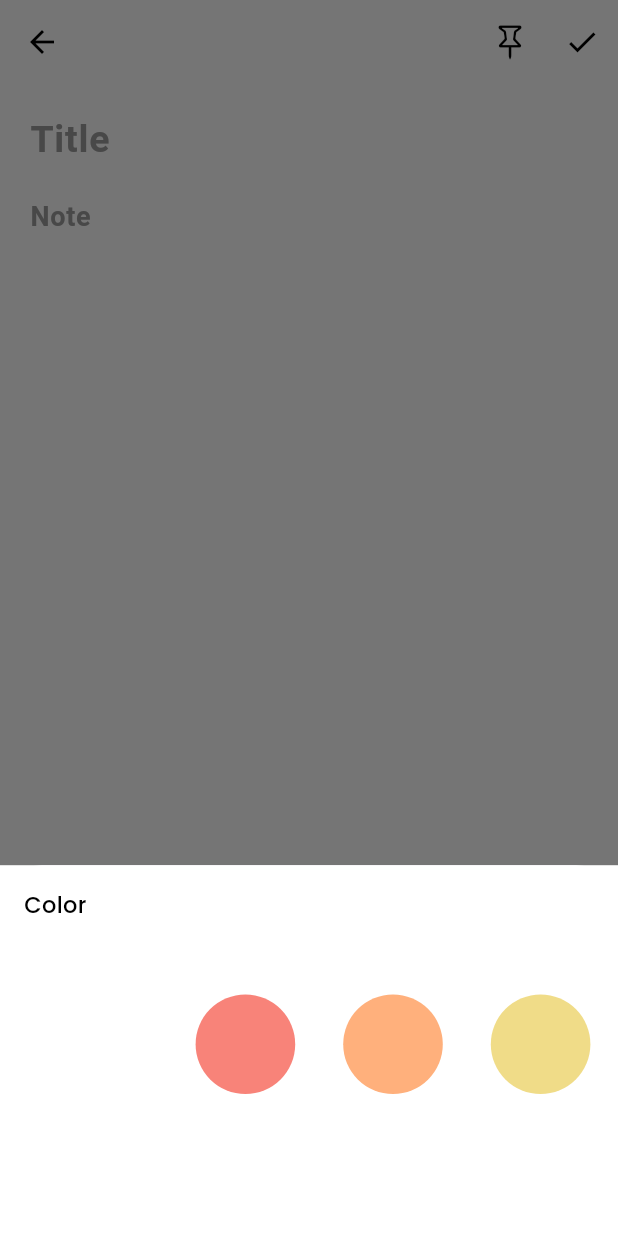
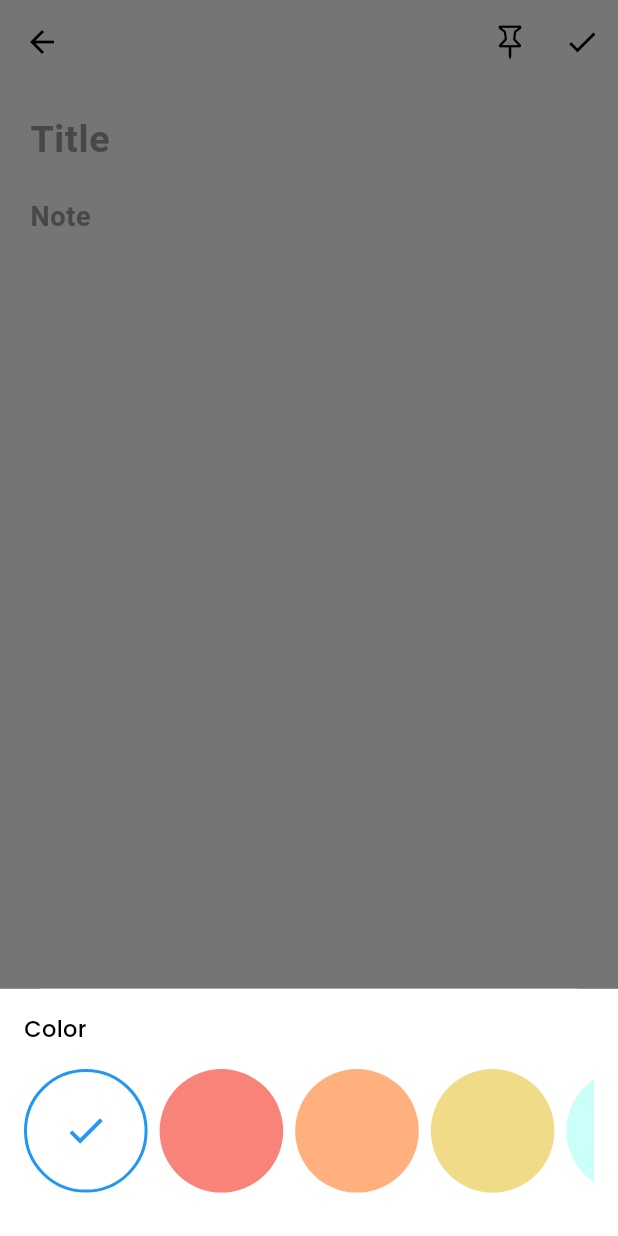
Before and after one commit to Priyanshu078/google_keep_notes_clone, a Flutter app: the AddNewWidgetPage screen opened directly with empty values, after a tap on the "color lens" icon, on a phone screen of 412 x 824 dp. Run offline on Flutter 3.47's test engine with Material 2 defaults, Android fonts, the light colour scheme and no system bars; our stand-ins replace dio, equatable, flutter_bloc, google_fonts; network calls fail.

Commit message:
added color changing ui to the app

```diff
--- a/frontend/notes_app/lib/pages/add_new_note.dart
+++ b/frontend/notes_app/lib/pages/add_new_note.dart
@@ -145,7 +145,7 @@
                                     builder: (context, state) {
                                       return Container(
                                         padding: const EdgeInsets.all(16.0),
-                                        height: height * 0.3,
+                                        height: height * 0.2,
                                         width: double.infinity,
                                         color: state.color,
                                         child: Column(
@@ -160,7 +160,7 @@
                                                 fontWeight: FontWeight.w500,
                                                 color: Colors.black),
                                             SizedBox(
-                                              height: height * 0.05,
+                                              height: height * 0.02,
                                             ),
                                             SizedBox(
                                               height: height * 0.1,
@@ -173,7 +173,8 @@
                                                     (index) => Padding(
                                                           padding:
                                                               const EdgeInsets
-                                                                  .all(8.0),
+                                                                  .only(
+                                                                  right: 8.0),
                                                           child:
                                                               GestureDetector(
                                                             onTap: () {
@@ -185,17 +186,43 @@
                                                                         index],
                                                                   );
                                                             },
-                                                            child: Container(
+                                                            child: Stack(
+                                                                children: [
+                                                                  Container(
                                                                     decoration: BoxDecoration(
                                                                         color: colors[
                                                                             index],
                                                                         shape: BoxShape
                                                                             .circle),
                                                                     height:
+                                                                        height *
+                                                                            0.1,
+                                                                    width:
+                                                                        height *
+                                                                            0.1,
+                                                                  ),
+                                                                  state.color ==
+                                                                          colors[
+                                                                              index]
+                                                                      ? Container(
+                                                                          decoration: BoxDecoration(
+                                                                              border: Border.all(width: 2, color: Colors.blue),
+                                                                              shape: BoxShape.circle),
+                                                                          height:
                                                                               height * 0.1,
                                                                           width:
                                                                               height * 0.1,
-                                                            ),
+                                                                          child: const Center(
+                                                                              child: Icon(
+                                                                            Icons.check,
+                                                                            size:
+                                                                                30,
+                                                                            color:
+                                                                                Colors.blue,
+                                                                          )),
+                                                                        )
+                                                                      : Container()
+                                                                ]),
                                                           ),
                                                         )).toList(),
                                               ),
```
Lines whose indentation alone changed are shown as unchanged.
